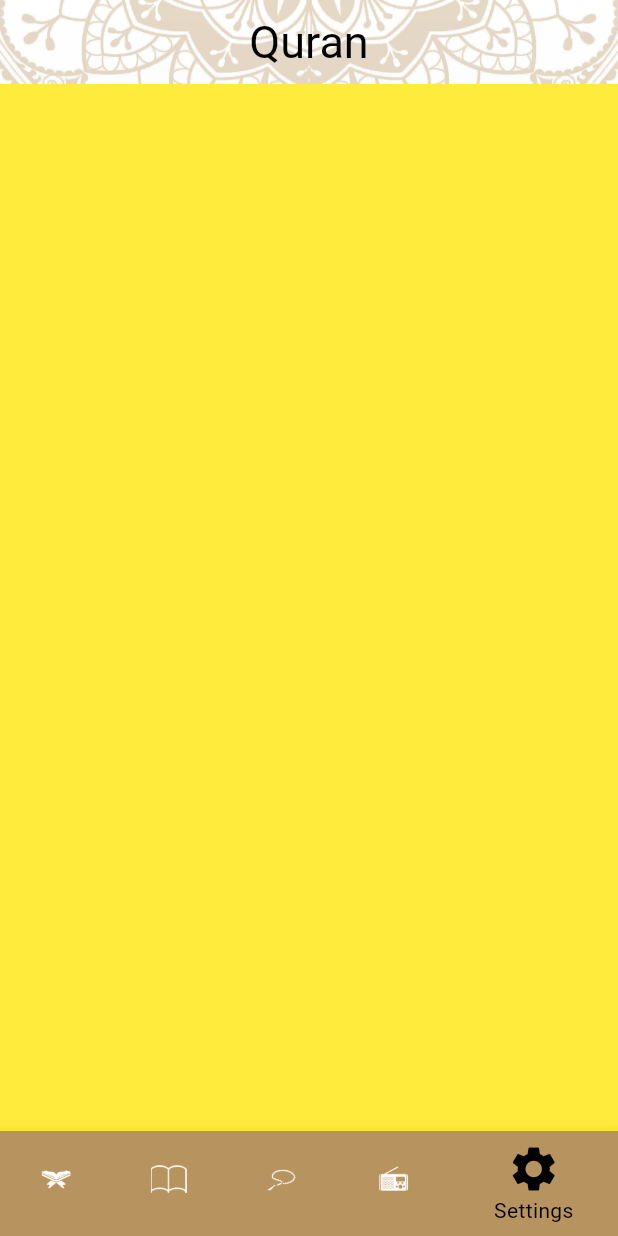
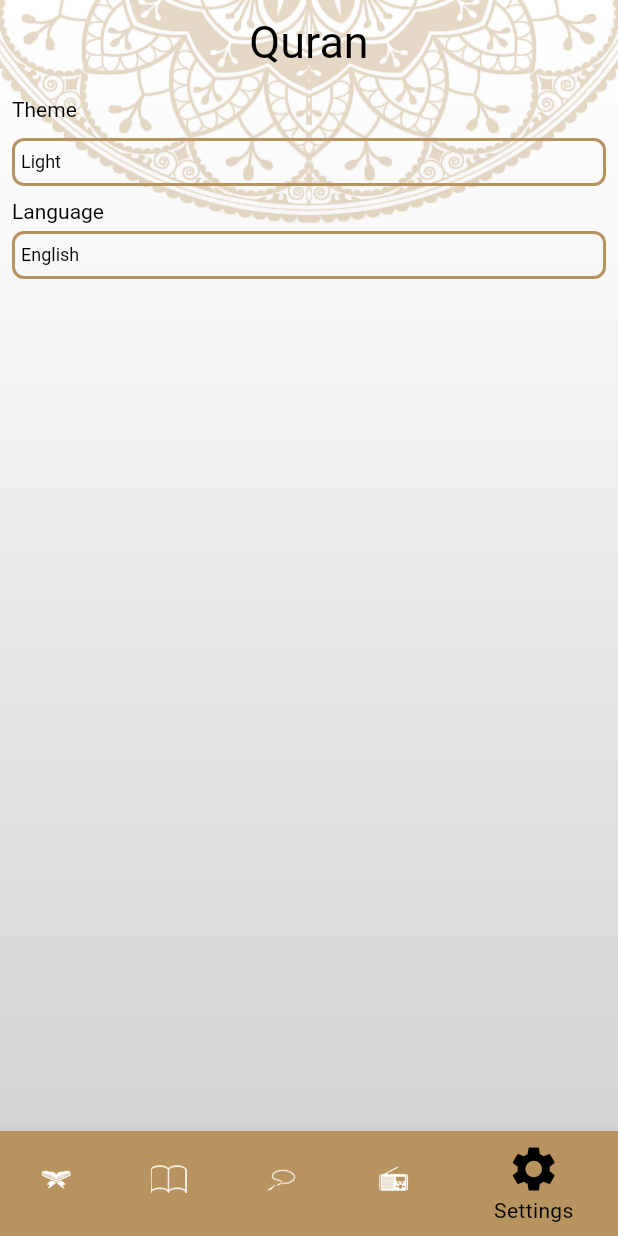
Before and after one commit to AyaaNaguiib/eslami_app, a Flutter app: the screen it shows after launch, item 5 of the bottom bar chosen, on a phone screen of 412 x 824 dp. Run offline on Flutter 3.47's test engine with Material 3 defaults, Android fonts, the phone set to English and light mode, and no system bars.

Commit message:
finished settings tab ui

```diff
--- a/lib/config/theme/my_theme.dart
+++ b/lib/config/theme/my_theme.dart
@@ -11,15 +11,27 @@ class MyTheme {
           titleTextStyle: TextStyle(
               fontSize: 30, fontWeight: FontWeight.w400, color: Colors.black)),
       scaffoldBackgroundColor: Colors.transparent,
-      bottomNavigationBarTheme: BottomNavigationBarThemeData(
+      bottomNavigationBarTheme: const BottomNavigationBarThemeData(
         selectedItemColor: Colors.black,
         unselectedItemColor: Colors.white,
         selectedIconTheme: IconThemeData(size: 36),
         showSelectedLabels: true,
         showUnselectedLabels: false,
       ),
+      bottomSheetTheme: const BottomSheetThemeData(
+        backgroundColor: ColorsManager.goldColor,
+        shape: RoundedRectangleBorder(
+          borderRadius: BorderRadius.only(
+            topLeft: Radius.circular(12),
+            topRight: Radius.circular(12),
+          ),
+        ),
+        elevation: 18,
+
+      ),
+      iconTheme: const IconThemeData(color: Colors.white,size: 30),
       cardTheme: CardTheme(
-        margin: EdgeInsets.symmetric(horizontal: 8, vertical: 6),
+        margin: const EdgeInsets.symmetric(horizontal: 8, vertical: 6),
         color: ColorsManager.goldColor.withOpacity(0.7),
         shape: RoundedRectangleBorder(borderRadius: BorderRadius.circular(16)),
         elevation: 14,
@@ -35,7 +47,7 @@ class MyTheme {
         ),
       ),
       dividerColor: Color(0xFFB7935F),
-      textTheme: TextTheme(
+      textTheme: const TextTheme(
         labelMedium: TextStyle(
           fontSize: 21,
           fontWeight: FontWeight.w500,
@@ -57,5 +69,10 @@ class MyTheme {
           fontWeight: FontWeight.bold,
           color: Color(0xFF242424), // Dark text color
         ),
-      ));
+        headlineLarge: TextStyle(color: Colors.black,fontSize: 14,fontWeight: FontWeight.w400),
+        headlineSmall: TextStyle(color: Colors.black,fontSize: 12,fontWeight: FontWeight.w400),
+
+        bodyLarge: TextStyle(color: Colors.white,fontSize: 21,fontWeight: FontWeight.w500),
+      ),
+  );
 }
--- a/lib/my_app/myapp.dart
+++ b/lib/my_app/myapp.dart
@@ -5,6 +5,7 @@ import 'package:eslami_app/presentation/screens/home/taps/sebhatab/sebha_tab.dar
 import 'package:eslami_app/presentation/screens/quran_details/qurandetails.dart';
 import 'package:eslami_app/presentation/screens/splash/splash_screen.dart';
 import 'package:flutter/material.dart';
+import 'package:eslami_app/presentation/screens/home/taps/settingstab/settingstab.dart';
 
 import '../presentation/screens/hadith_details/hadith_Details.dart';
 
--- a/lib/presentation/screens/home/taps/settingstab/settingstab.dart
+++ b/lib/presentation/screens/home/taps/settingstab/settingstab.dart
@@ -1,3 +1,6 @@
+import 'package:eslami_app/core/colors.dart';
+import 'package:eslami_app/presentation/screens/home/taps/settingstab/widgets/language_bottom_sheet.dart';
+import 'package:eslami_app/presentation/screens/home/taps/settingstab/widgets/theme_bottom_sheet.dart';
 import 'package:flutter/material.dart';
 
 class SettingsTab extends StatelessWidget {
@@ -5,8 +8,56 @@ class SettingsTab extends StatelessWidget {
 
   @override
   Widget build(BuildContext context) {
-    return Container(
-      color: Colors.yellow,
+    return Padding(
+      padding: const EdgeInsets.all(8),
+      child: Column(
+        crossAxisAlignment: CrossAxisAlignment.start,
+        children: [
+          Text('Theme', style: Theme.of(context).textTheme.headlineLarge,),
+          const SizedBox(height:10,),
+          InkWell(
+            onTap: (){
+              showThemeBottomSheet(context);
+            },
+            child: Container(
+              padding: EdgeInsets.symmetric(horizontal: 4, vertical: 6,),
+              width: double.infinity,
+              decoration: BoxDecoration(
+                borderRadius: BorderRadius.circular(8),
+                border: Border.all(color: ColorsManager.goldColor,width: 2)
+              ),
+                child: Text('Light', style:Theme.of(context).textTheme.headlineSmall )),
+          ),
+
+          const SizedBox(height:8,),
+
+          Text('Language', style: Theme.of(context).textTheme.headlineLarge),
+          const SizedBox(height:4,),
+          InkWell(
+            onTap: (){
+              showLangBottomSheet(context);
+            },
+            child: Container(
+                padding: EdgeInsets.symmetric(horizontal: 4, vertical: 6,),
+                width: double.infinity,
+                decoration: BoxDecoration(
+                    borderRadius: BorderRadius.circular(8),
+                    border: Border.all(color: ColorsManager.goldColor,width: 2)
+                ),
+                child: Text('English', style:Theme.of(context).textTheme.headlineSmall )),
+          ),
+
+
+        ],
+      ),
     );
   }
+
+  void showThemeBottomSheet(BuildContext context) {
+    showModalBottomSheet(context: context, builder: (context)=>ThemeBottomSheet());
+  }
+
+  void showLangBottomSheet(BuildContext context) {
+    showModalBottomSheet(context: context, builder:(context)=> LanguageBottomSheet(),);
+  }
 }
```
Also changed, not shown: lib/presentation/screens/home/taps/settingstab/widgets/language_bottom_sheet.dart (added, +41 -0 lines), lib/presentation/screens/home/taps/settingstab/widgets/theme_bottom_sheet.dart (added, +39 -0 lines).
